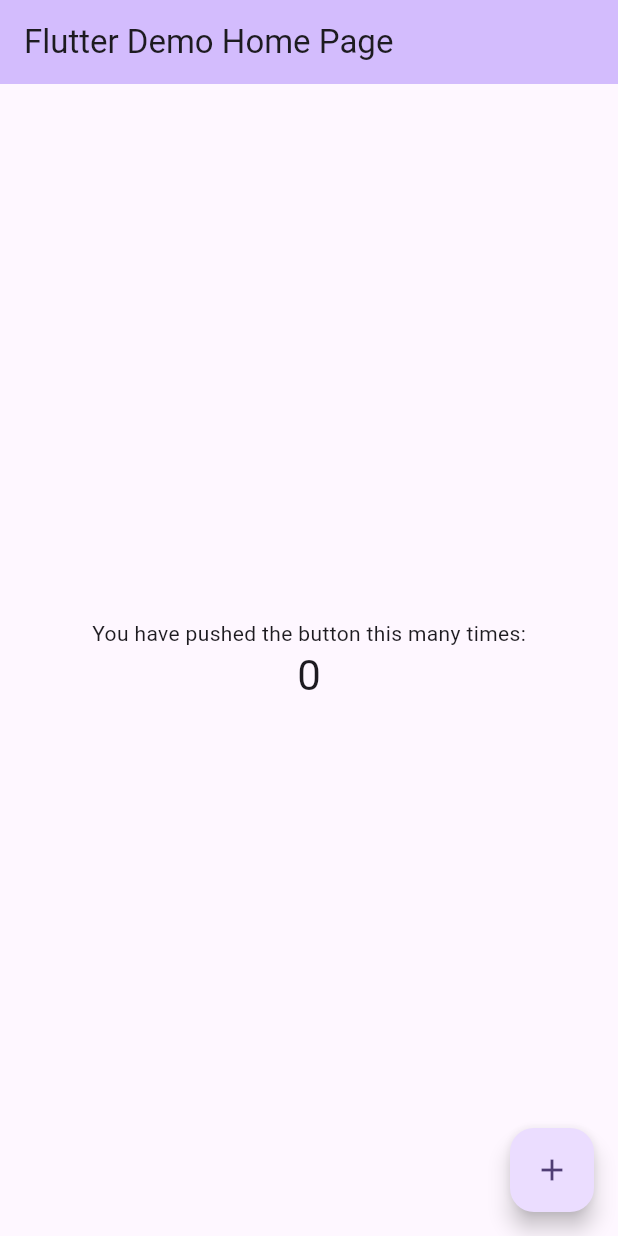
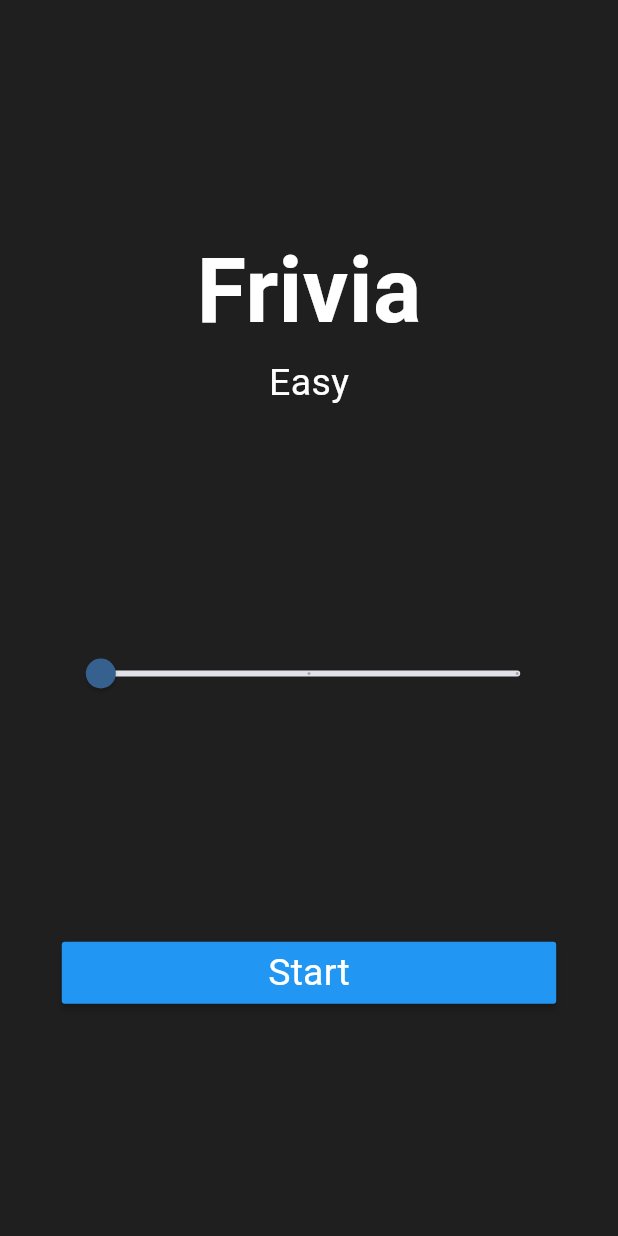
Before and after one commit to MiguelPeralta123/Frivia, a Flutter app: the screen it shows after launch, on a phone screen of 412 x 824 dp. Run offline on Flutter 3.47's test engine with Material 3 defaults, Android fonts, the light colour scheme and no system bars; our stand-ins replace dio; Roboto replaces fonts that are missing (ArchitectsDaughter).

Commit message:
App finished

```diff
--- a/lib/main.dart
+++ b/lib/main.dart
@@ -1,4 +1,5 @@
 import 'package:flutter/material.dart';
+import 'package:frivia/pages/home_page.dart';
 
 void main() {
   runApp(const MyApp());
@@ -7,119 +8,17 @@ void main() {
 class MyApp extends StatelessWidget {
   const MyApp({super.key});
 
-  // This widget is the root of your application.
   @override
   Widget build(BuildContext context) {
     return MaterialApp(
-      title: 'Flutter Demo',
+      title: 'Frivia',
       theme: ThemeData(
-        // This is the theme of your application.
-        //
-        // TRY THIS: Try running your application with "flutter run". You'll see
-        // the application has a purple toolbar. Then, without quitting the app,
-        // try changing the seedColor in the colorScheme below to Colors.green
-        // and then invoke "hot reload" (save your changes or press the "hot
-        // reload" button in a Flutter-supported IDE, or press "r" if you used
-        // the command line to start the app).
-        //
-        // Notice that the counter didn't reset back to zero; the application
-        // state is not lost during the reload. To reset the state, use hot
-        // restart instead.
-        //
-        // This works for code too, not just values: Most code changes can be
-        // tested with just a hot reload.
-        colorScheme: ColorScheme.fromSeed(seedColor: Colors.deepPurple),
+        fontFamily: "ArchitectsDaughter",
+        scaffoldBackgroundColor: const Color.fromRGBO(31, 31, 31, 1.0),
+        colorScheme: ColorScheme.fromSeed(seedColor: Colors.blue),
         useMaterial3: true,
       ),
-      home: const MyHomePage(title: 'Flutter Demo Home Page'),
+      home: HomePage(),
     );
   }
 }
-
-class MyHomePage extends StatefulWidget {
-  const MyHomePage({super.key, required this.title});
-
-  // This widget is the home page of your application. It is stateful, meaning
-  // that it has a State object (defined below) that contains fields that affect
-  // how it looks.
-
-  // This class is the configuration for the state. It holds the values (in this
-  // case the title) provided by the parent (in this case the App widget) and
-  // used by the build method of the State. Fields in a Widget subclass are
-  // always marked "final".
-
-  final String title;
-
-  @override
-  State<MyHomePage> createState() => _MyHomePageState();
-}
-
-class _MyHomePageState extends State<MyHomePage> {
-  int _counter = 0;
-
-  void _incrementCounter() {
-    setState(() {
-      // This call to setState tells the Flutter framework that something has
-      // changed in this State, which causes it to rerun the build method below
-      // so that the display can reflect the updated values. If we changed
-      // _counter without calling setState(), then the build method would not be
-      // called again, and so nothing would appear to happen.
-      _counter++;
-    });
-  }
-
-  @override
-  Widget build(BuildContext context) {
-    // This method is rerun every time setState is called, for instance as done
-    // by the _incrementCounter method above.
-    //
-    // The Flutter framework has been optimized to make rerunning build methods
-    // fast, so that you can just rebuild anything that needs updating rather
-    // than having to individually change instances of widgets.
-    return Scaffold(
-      appBar: AppBar(
-        // TRY THIS: Try changing the color here to a specific color (to
-        // Colors.amber, perhaps?) and trigger a hot reload to see the AppBar
-        // change color while the other colors stay the same.
-        backgroundColor: Theme.of(context).colorScheme.inversePrimary,
-        // Here we take the value from the MyHomePage object that was created by
-        // the App.build method, and use it to set our appbar title.
-        title: Text(widget.title),
-      ),
-      body: Center(
-        // Center is a layout widget. It takes a single child and positions it
-        // in the middle of the parent.
-        child: Column(
-          // Column is also a layout widget. It takes a list of children and
-          // arranges them vertically. By default, it sizes itself to fit its
-          // children horizontally, and tries to be as tall as its parent.
-          //
-          // Column has various properties to control how it sizes itself and
-          // how it positions its children. Here we use mainAxisAlignment to
-          // center the children vertically; the main axis here is the vertical
-          // axis because Columns are vertical (the cross axis would be
-          // horizontal).
-          //
-          // TRY THIS: Invoke "debug painting" (choose the "Toggle Debug Paint"
-          // action in the IDE, or press "p" in the console), to see the
-          // wireframe for each widget.
-          mainAxisAlignment: MainAxisAlignment.center,
-          children: <Widget>[
-            const Text(
-              'You have pushed the button this many times:',
-            ),
-            Text(
-              '$_counter',
-              style: Theme.of(context).textTheme.headlineMedium,
-            ),
-          ],
-        ),
-      ),
-      floatingActionButton: FloatingActionButton(
-        onPressed: _incrementCounter,
-        tooltip: 'Increment',
-        child: const Icon(Icons.add),
-      ), // This trailing comma makes auto-formatting nicer for build methods.
-    );
-  }
-}
--- /dev/null
+++ b/lib/pages/home_page.dart
@@ -0,0 +1,103 @@
+import 'package:flutter/material.dart';
+import 'package:frivia/pages/game_page.dart';
+
+class HomePage extends StatefulWidget {
+  const HomePage({super.key});
+
+  @override
+  State<StatefulWidget> createState() {
+    return _HomePageState();
+  }
+}
+
+class _HomePageState extends State<HomePage> {
+  late double _deviceHeight, _deviceWidth;
+  final _difficultyValues = ['Easy', 'Medium', 'Hard'];
+  int _difficulty = 0;
+
+  @override
+  Widget build(BuildContext context) {
+    _deviceHeight = MediaQuery.of(context).size.height;
+    _deviceWidth = MediaQuery.of(context).size.width;
+
+    return Scaffold(
+      body: SafeArea(
+        child: Container(
+          padding: EdgeInsets.symmetric(horizontal: _deviceWidth * 0.1),
+          child: Column(
+            mainAxisAlignment: MainAxisAlignment.spaceEvenly,
+            mainAxisSize: MainAxisSize.max,
+            crossAxisAlignment: CrossAxisAlignment.center,
+            children: [
+              _pageTitle(),
+              _difficultySlider(),
+              _startButton(context),
+            ],
+          ),
+        ),
+      ),
+    );
+  }
+
+  Widget _pageTitle() {
+    return Column(
+      children: [
+        const Text(
+          "Frivia",
+          style: TextStyle(
+            color: Colors.white,
+            fontSize: 60,
+            fontWeight: FontWeight.bold,
+          ),
+        ),
+        Text(
+          _difficultyValues[_difficulty],
+          style: const TextStyle(
+            color: Colors.white,
+            fontSize: 25,
+          ),
+        ),
+      ],
+    );
+  }
+
+  Widget _difficultySlider() {
+    return Slider(
+      min: 0.0,
+      max: 2.0,
+      value: _difficulty.toDouble(),
+      divisions: 2,
+      onChanged: (value) {
+        setState(() {
+          _difficulty = value.toInt();
+        });
+      },
+    );
+  }
+
+  Widget _startButton(context) {
+    return MaterialButton(
+      onPressed: () {
+        Navigator.push(
+          context,
+          MaterialPageRoute(
+            builder: (BuildContext context) {
+              return GamePage(difficulty: _difficultyValues[_difficulty].toLowerCase(),);
+            }
+          ),
+        );
+      },
+      height: _deviceHeight * 0.05,
+      minWidth: _deviceWidth,
+      color: Colors.blue,
+      child: const Text(
+        "Start",
+        style: TextStyle(
+          color: Colors.white,
+          fontSize: 25,
+          fontWeight: FontWeight.w400,
+        ),
+      ),
+    );
+  }
+}
```
Also changed, not shown: lib/pages/game_page.dart (added, +117 -0 lines), lib/providers/game_page_provider.dart (added, +103 -0 lines), pubspec.yaml (+7 -4 lines), assets/fonts/ArchitectsDaughter-Regular.ttf (added), pubspec.lock.
